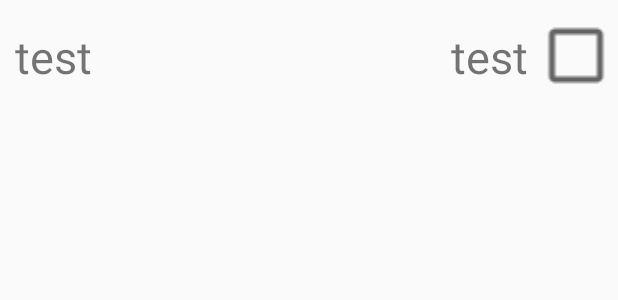
After one commit to luciabura/hack-cambridge-2018, an Android app: the layout row.xml on its own in the app's theme, with its tools: preview values and no code run, on a phone screen of 412 x 824 dp. The commit adds this screen. Shown: the top 300 px of the screen. Run offline under Robolectric (Android 15) with nearby library versions, the phone set to English and light mode, and no system bars.

Commit message:
integrated Simon's and Dom's code together.

```diff
--- /dev/null
+++ b/BasicNFC/app/src/main/res/layout/row.xml
@@ -0,0 +1,35 @@
+<?xml version="1.0" encoding="utf-8"?>
+<LinearLayout xmlns:android="http://schemas.android.com/apk/res/android"
+    android:layout_width="match_parent"
+    android:layout_height="75dp"
+    android:orientation="horizontal">
+
+    <TextView
+        android:id="@+id/title"
+        android:layout_width="wrap_content"
+        android:layout_height="match_parent"
+        android:gravity="center_vertical"
+        android:text="test"
+        android:textSize="30sp"
+        android:layout_weight="1"
+        android:layout_marginLeft="10dp"/>
+
+    <TextView
+        android:id="@+id/price"
+        android:layout_width="wrap_content"
+        android:layout_height="match_parent"
+        android:textSize="30sp"
+        android:gravity="center_vertical|right"
+        android:text="test"
+        android:layout_weight="1" />
+
+    <CheckBox
+        android:id="@+id/checkBox1"
+        android:layout_width="60dp"
+        android:layout_height="match_parent"
+        android:scaleX="2"
+        android:scaleY="2"
+        android:translationX="30dp"/>
+
+
+</LinearLayout>
```
Also changed, not shown: BasicNFC/app/src/main/java/com/example/dom/basicnfc/CustomAdapter.java (added, +85 -0 lines), BasicNFC/app/src/main/java/com/example/dom/basicnfc/Model.java (added, +22 -0 lines), BasicNFC/app/src/main/java/com/example/dom/basicnfc/NFCActivity.java (+72 -0 lines), BasicNFC/app/src/main/res/layout/activity_nfc.xml (+44 -7 lines), 8 other files.
